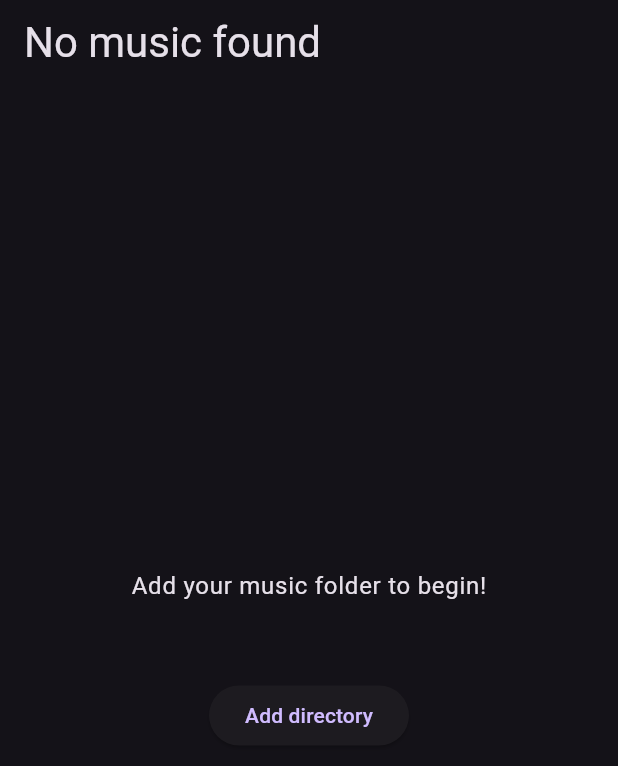
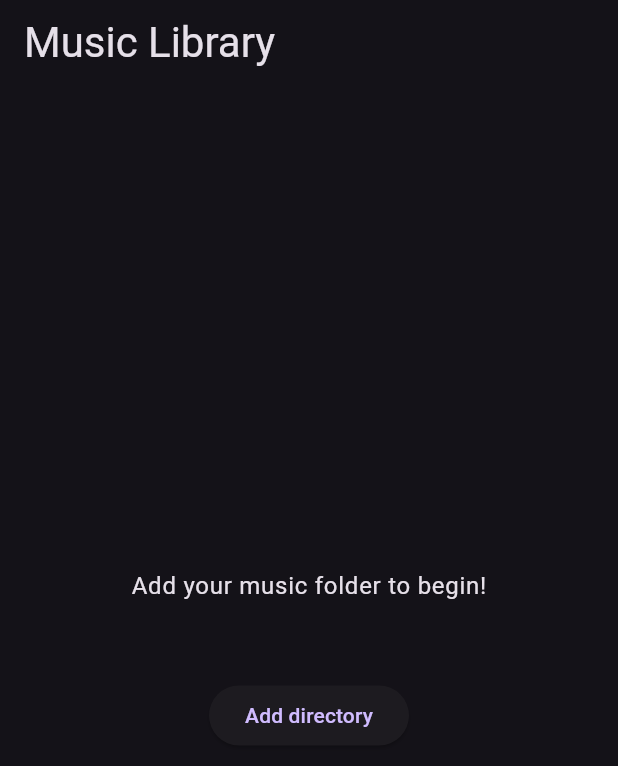
Before and after one commit to hjanssena/Sync-Player, a Flutter app: the screen it shows after launch, after a tap on "Add directory", on a phone screen of 412 x 824 dp. Shown: the top 766 px of the screen. Run offline on Flutter 3.47's test engine with Material 3 defaults, Android fonts, the phone set to English and light mode, and no system bars; our stand-ins replace audioplayers, file_picker, permission_handler; missing offline and left inert: audiotags.

Commit message:
Initial implementation of player, fixed song list updating after adding new song path

```diff
--- /dev/null
+++ b/devtools_options.yaml
@@ -0,0 +1,3 @@
+description: This file stores settings for Dart & Flutter DevTools.
+documentation: https://docs.flutter.dev/tools/devtools/extensions#configure-extension-enablement-states
+extensions:
--- a/lib/Models/song_list.dart
+++ b/lib/Models/song_list.dart
@@ -1,10 +1,11 @@
 import 'dart:io';
 import 'package:audiotags/audiotags.dart';
 import 'package:file_picker/file_picker.dart';
+import 'package:flutter/material.dart';
 import 'package:sync_player/Models/models.dart';
 import 'package:mime/mime.dart';
 
-class SongList {
+class SongList extends ChangeNotifier {
   List<String> folderPaths = [];
   List<Song> songs = [];
 
@@ -72,6 +73,7 @@ class SongList {
         }
       }
     }
+    notifyListeners();
   }
 
   String fixDuplicatedEndingInPath(String path) {
--- a/lib/audioplayerscreen.dart
+++ b/lib/audioplayerscreen.dart
@@ -1,7 +1,6 @@
 import 'package:flutter/material.dart';
 import 'package:file_picker/file_picker.dart';
 import 'package:audioplayers/audioplayers.dart';
-import 'package:audio_metadata_reader/audio_metadata_reader.dart';
 import 'dart:io';
 import 'package:audiotags/audiotags.dart';
 
@@ -33,7 +32,6 @@ class _AudioPlayerScreenState extends State<AudioPlayerScreen> {
 
   Future<void> pickAudioFile() async {
     FilePickerResult? result = await FilePicker.platform.pickFiles();
-    print(result!.paths);
 
     if (result != null) {
       String filPath = result.files.single.path!;
@@ -61,10 +59,6 @@ class _AudioPlayerScreenState extends State<AudioPlayerScreen> {
       for (var entity in entities) {
         if (entity is File) {
           Tag? tag = await AudioTags.read(entity.path);
-          print(tag?.title);
-          print(tag?.album);
-          print(tag?.trackArtist);
-          print(tag?.duration);
         }
       }
     } else {
--- a/lib/list_screen/list_screen.dart
+++ b/lib/list_screen/list_screen.dart
@@ -1,24 +1,59 @@
 import 'package:flutter/material.dart';
 import 'package:provider/provider.dart';
-import 'package:sync_player/Models/models.dart';
 import 'package:sync_player/Models/song_list.dart';
 import 'package:sync_player/list_screen/list_item.dart';
-import 'package:sync_player/main.dart';
 
-class SongListScreen extends StatelessWidget {
-  const SongListScreen({super.key});
+class MainScreen extends StatelessWidget {
+  const MainScreen({super.key});
 
   @override
   Widget build(BuildContext context) {
     var textTheme = Theme.of(context).textTheme;
     return Scaffold(
       appBar: AppBar(
-        title: Text('No music found', style: textTheme.headlineMedium),
+        title: Text('Music Library', style: textTheme.headlineMedium),
       ),
-      body: Selector<SongListProvider, SongList>(
-        selector: (_, changeNotifier) => changeNotifier.songList,
+      body: Consumer<SongList>(
         builder: (context, value, child) {
           if (value.isEmpty()) {
+            return NoDirectoriesScreen(textTheme: textTheme, songList: value);
+          } else {
+            return SongListScreen(songList: value);
+          }
+        },
+      ),
+    );
+  }
+}
+
+class SongListScreen extends StatelessWidget {
+  final SongList songList;
+  const SongListScreen({super.key, required this.songList});
+
+  @override
+  Widget build(BuildContext context) {
+    return Center(
+      child: ListView.builder(
+        itemCount: songList.length(),
+        itemBuilder: (BuildContext context, int index) {
+          return ListItem(song: songList.get(index));
+        },
+      ),
+    );
+  }
+}
+
+class NoDirectoriesScreen extends StatelessWidget {
+  final SongList songList;
+  final TextTheme textTheme;
+  const NoDirectoriesScreen({
+    super.key,
+    required this.textTheme,
+    required this.songList,
+  });
+
+  @override
+  Widget build(BuildContext context) {
     return Column(
       mainAxisAlignment: MainAxisAlignment.center,
       crossAxisAlignment: CrossAxisAlignment.center,
@@ -32,24 +67,11 @@ class SongListScreen extends StatelessWidget {
         SizedBox(height: 50),
         ElevatedButton(
           onPressed: () {
-                    value.addPath();
+            songList.addPath();
           },
           child: Text('Add directory'),
         ),
       ],
     );
-          } else {
-            return Center(
-              child: ListView.builder(
-                itemCount: value.length(),
-                itemBuilder: (BuildContext context, int index) {
-                  return ListItem(song: value.get(index));
-                },
-              ),
-            );
-          }
-        },
-      ),
-    );
   }
 }
--- a/lib/main.dart
+++ b/lib/main.dart
@@ -1,5 +1,4 @@
 import 'dart:io';
-
 import 'package:flutter/material.dart';
 import 'package:permission_handler/permission_handler.dart';
 import 'package:provider/provider.dart';
@@ -8,26 +7,6 @@ import 'package:sync_player/list_screen/list_screen.dart';
 
 void main() {
   runApp(const Home());
-}
-
-class SongListProvider extends ChangeNotifier {
-  SongList songList;
-  SongListProvider({required this.songList});
-
-  Future<void> addPath() async {
-    await songList.addPath();
-    notifyListeners();
-  }
-
-  void removePath(String path) {
-    songList.removePath(path);
-    notifyListeners();
-  }
-
-  Future<void> refreshList() async {
-    await songList.refreshList();
-    notifyListeners();
-  }
 }
 
 class Home extends StatelessWidget {
@@ -39,13 +18,9 @@ class Home extends StatelessWidget {
     if (Platform.isAndroid) getPermission();
 
     ///Later we want to read the cached paths and compute the lists from here
-    return MultiProvider(
-      providers: [
-        ChangeNotifierProvider(
-          create: (context) => SongListProvider(songList: SongList()),
-        ),
-      ],
-      child: MaterialApp(home: SongListScreen(), theme: ThemeData.dark()),
+    return ChangeNotifierProvider<SongList>(
+      create: (context) => SongList(),
+      child: MaterialApp(home: MainScreen(), theme: ThemeData.dark()),
     );
   }
 
```
Also changed, not shown: lib/list_screen/list_item.dart (+9 -2 lines), lib/play_screen/play_screen.dart (added, +10 -0 lines), lib/player/player.dart (added, +28 -0 lines). Lines whose indentation alone changed are shown as unchanged.
